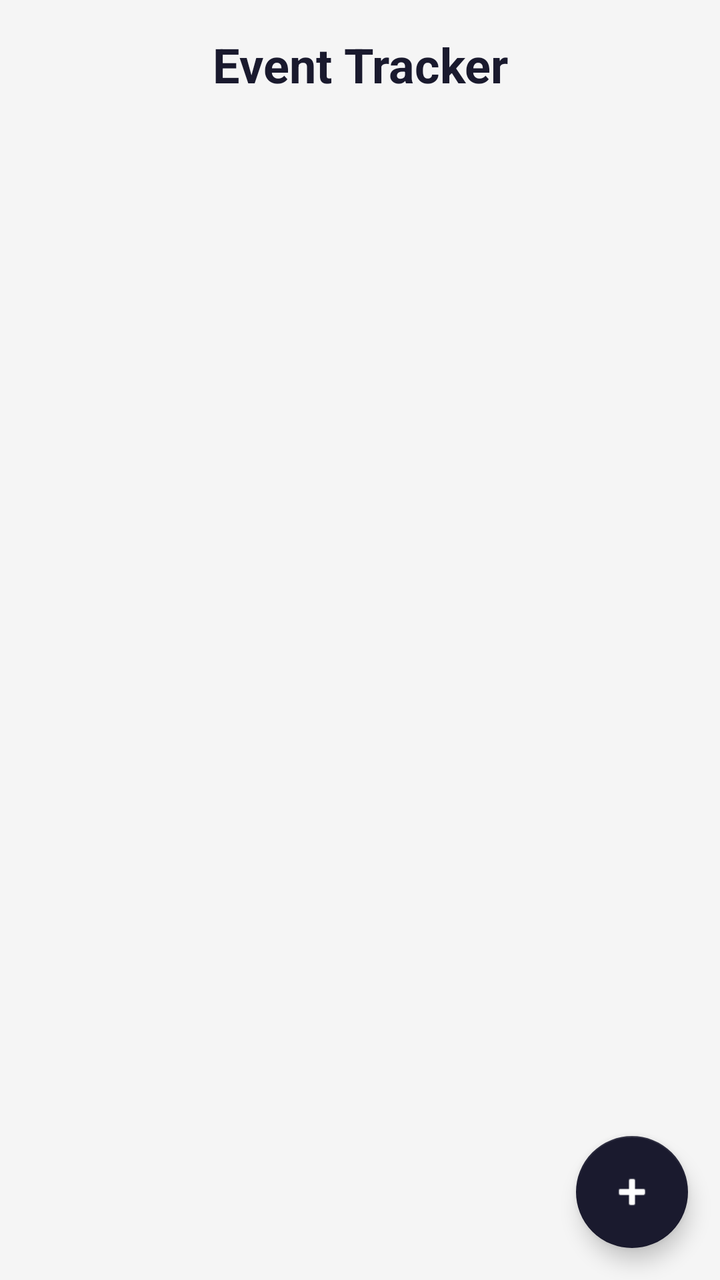
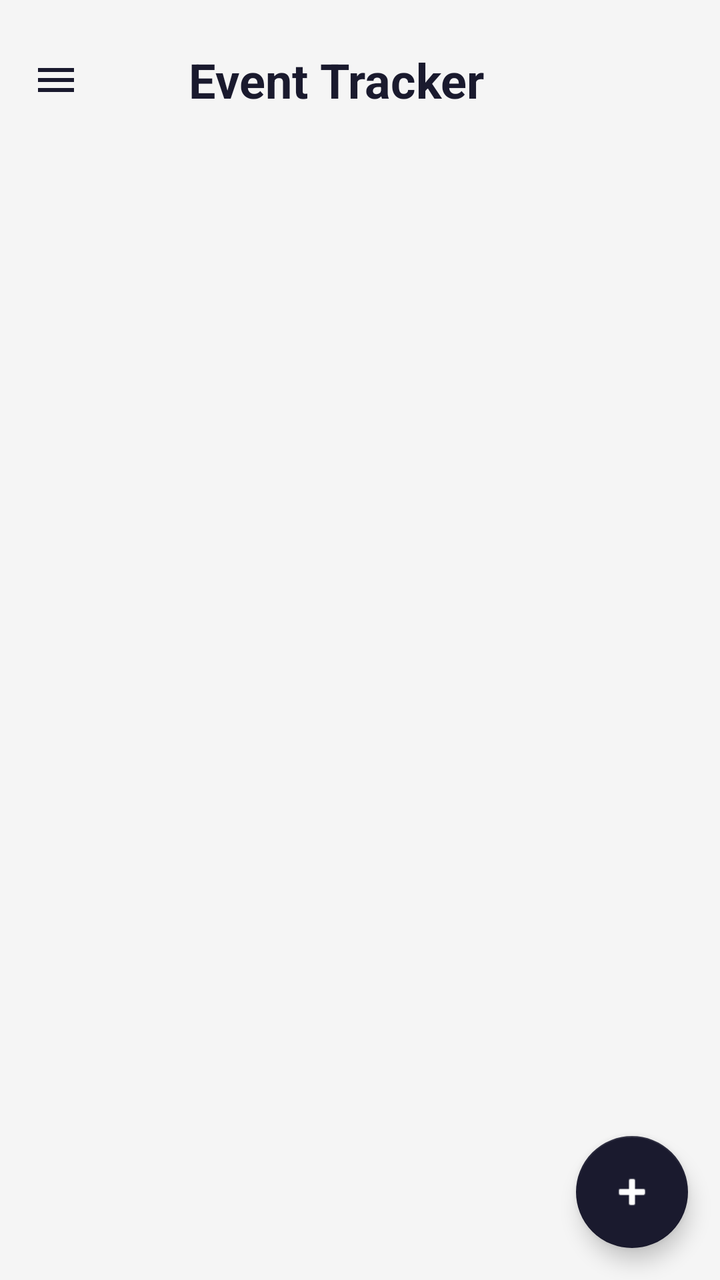

An Android layout rendered at two revisions. The XML below is the earlier revision; the diff shows what the commit changed to produce the second picture.
<!-- AndroidManifest.xml: application theme Theme.MyApplication -->
<!-- res/layout/activity_display.xml -->
<?xml version="1.0" encoding="utf-8"?>
<androidx.coordinatorlayout.widget.CoordinatorLayout
    xmlns:android="http://schemas.android.com/apk/res/android"
    xmlns:app="http://schemas.android.com/apk/res-auto"
    android:layout_width="match_parent"
    android:layout_height="match_parent"
    android:background="?attr/colorPrimary">

    <LinearLayout
        android:layout_width="match_parent"
        android:layout_height="match_parent"
        android:orientation="vertical">

        
        <TextView
            android:layout_width="match_parent"
            android:layout_height="wrap_content"
            android:text="@string/app_name"
            android:gravity="center"
            android:textSize="24sp"
            android:textStyle="bold"
            android:textColor="?android:attr/textColorPrimary"
            android:padding="16dp"/>

        
        <androidx.recyclerview.widget.RecyclerView
            android:id="@+id/recyclerViewEvents"
            android:layout_width="match_parent"
            android:layout_height="match_parent"
            android:padding="8dp"
            android:clipToPadding="false"
            android:nestedScrollingEnabled="true"/>

        
        <LinearLayout
            android:id="@+id/layoutEmptyState"
            android:layout_width="match_parent"
            android:layout_height="match_parent"
            android:orientation="vertical"
            android:gravity="center"
            android:visibility="gone">

            <TextView
                android:layout_width="wrap_content"
                android:layout_height="wrap_content"
                android:text="@string/no_events"
                android:textSize="20sp"
                android:textStyle="bold"
                android:textColor="?android:attr/textColorPrimary"
                android:layout_marginBottom="8dp"/>

            <TextView
                android:layout_width="wrap_content"
                android:layout_height="wrap_content"
                android:text="@string/add_hint"
                android:textSize="14sp"
                android:textColor="?android:attr/textColorSecondary"
                android:gravity="center"/>

        </LinearLayout>

    </LinearLayout>

    
    <com.google.android.material.floatingactionbutton.FloatingActionButton
        android:id="@+id/fabAddEvent"
        android:layout_width="wrap_content"
        android:layout_height="wrap_content"
        android:layout_gravity="bottom|end"
        android:layout_margin="16dp"
        android:contentDescription="@string/add_event"
        app:srcCompat="@android:drawable/ic_input_add"
        app:backgroundTint="?attr/colorSecondary"
        app:tint="?attr/colorOnSecondary"/>

</androidx.coordinatorlayout.widget.CoordinatorLayout>
<!-- resources referenced by this layout -->
<resources>
  <string name="add_event">Add Event</string>
  <string name="add_hint">Add one by clicking the + on the bottom right</string>
  <string name="app_name">Event Tracker</string>
  <string name="no_events">You have no events!</string>
  <style name="Theme.MyApplication" parent="Theme.MaterialComponents.DayNight.NoActionBar">
          <item name="colorPrimary">#F5F5F5</item>
          <item name="colorPrimaryVariant">#FFFFFF</item>
          <item name="colorOnPrimary">#1A1A2E</item>
          <item name="colorSecondary">#1A1A2E</item>
          <item name="colorOnSecondary">#FFFFFF</item>
          <item name="colorError">#D32F2F</item>
          <item name="android:textColorPrimary">#1A1A2E</item>
          <item name="android:textColorSecondary">#666666</item>
          <item name="android:textColorHint">#444444</item>
          <item name="android:windowLightStatusBar">true</item>
          <item name="colorAccent">?attr/colorSecondary</item>
      </style>
</resources>

<!-- the commit's change to res/layout/activity_display.xml (unified diff, before → after) -->
@@ -1,76 +1,117 @@
 <?xml version="1.0" encoding="utf-8"?>
-<androidx.coordinatorlayout.widget.CoordinatorLayout
+<androidx.drawerlayout.widget.DrawerLayout
     xmlns:android="http://schemas.android.com/apk/res/android"
     xmlns:app="http://schemas.android.com/apk/res-auto"
+    android:id="@+id/drawerLayout"
     android:layout_width="match_parent"
     android:layout_height="match_parent"
-    android:background="?attr/colorPrimary">
+    android:fitsSystemWindows="true">
 
-    <LinearLayout
+    
+    <androidx.coordinatorlayout.widget.CoordinatorLayout
         android:layout_width="match_parent"
         android:layout_height="match_parent"
-        android:orientation="vertical">
+        android:background="?attr/colorPrimary">
 
-        
-        <TextView
-            android:layout_width="match_parent"
-            android:layout_height="wrap_content"
-            android:text="@string/app_name"
-            android:gravity="center"
-            android:textSize="24sp"
-            android:textStyle="bold"
-            android:textColor="?android:attr/textColorPrimary"
-            android:padding="16dp"/>
-
-        
-        <androidx.recyclerview.widget.RecyclerView
-            android:id="@+id/recyclerViewEvents"
+        <LinearLayout
             android:layout_width="match_parent"
             android:layout_height="match_parent"
-            android:padding="8dp"
-            android:clipToPadding="false"
-            android:nestedScrollingEnabled="true"/>
+            android:orientation="vertical">
 
-        
-        <LinearLayout
-            android:id="@+id/layoutEmptyState"
-            android:layout_width="match_parent"
-            android:layout_height="match_parent"
-            android:orientation="vertical"
-            android:gravity="center"
-            android:visibility="gone">
+            
+            <LinearLayout
+                android:layout_width="match_parent"
+                android:layout_height="wrap_content"
+                android:orientation="horizontal"
+                android:gravity="center_vertical"
+                android:padding="16dp">
 
-            <TextView
-                android:layout_width="wrap_content"
-                android:layout_height="wrap_content"
-                android:text="@string/no_events"
-                android:textSize="20sp"
-                android:textStyle="bold"
-                android:textColor="?android:attr/textColorPrimary"
-                android:layout_marginBottom="8dp"/>
+                <ImageButton
+                    android:id="@+id/buttonMenu"
+                    android:layout_width="wrap_content"
+                    android:layout_height="wrap_content"
+                    android:src="@drawable/ic_hamburger"
+                    android:background="?attr/selectableItemBackgroundBorderless"
+                    android:contentDescription="@string/menu"
+                    app:tint="?android:attr/textColorPrimary"/>
 
-            <TextView
-                android:layout_width="wrap_content"
-                android:layout_height="wrap_content"
-                android:text="@string/add_hint"
-                android:textSize="14sp"
-                android:textColor="?android:attr/textColorSecondary"
-                android:gravity="center"/>
+                <TextView
+                    android:layout_width="0dp"
+                    android:layout_height="wrap_content"
+                    android:layout_weight="1"
+                    android:text="@string/app_name"
+                    android:textSize="24sp"
+                    android:textStyle="bold"
+                    android:textColor="?android:attr/textColorPrimary"
+                    android:gravity="center"/>
+
+                
+                <View
+                    android:layout_width="48dp"
+                    android:layout_height="48dp"/>
+
+            </LinearLayout>
+
+            
+            <androidx.recyclerview.widget.RecyclerView
+                android:id="@+id/recyclerViewEvents"
+                android:layout_width="match_parent"
+                android:layout_height="match_parent"
+                android:padding="8dp"
+                android:clipToPadding="false"
+                android:nestedScrollingEnabled="true"/>
+
+            
+            <LinearLayout
+                android:id="@+id/layoutEmptyState"
+                android:layout_width="match_parent"
+                android:layout_height="match_parent"
+                android:orientation="vertical"
+                android:gravity="center"
+                android:visibility="gone">
+
+                <TextView
+                    android:layout_width="wrap_content"
+                    android:layout_height="wrap_content"
+                    android:text="@string/no_events"
+                    android:textSize="20sp"
+                    android:textStyle="bold"
+                    android:textColor="?android:attr/textColorPrimary"
+                    android:layout_marginBottom="8dp"/>
+
+                <TextView
+                    android:layout_width="wrap_content"
+                    android:layout_height="wrap_content"
+                    android:text="@string/add_hint"
+                    android:textSize="14sp"
+                    android:textColor="?android:attr/textColorSecondary"
+                    android:gravity="center"/>
+
+            </LinearLayout>
 
         </LinearLayout>
 
-    </LinearLayout>
+        
+        <com.google.android.material.floatingactionbutton.FloatingActionButton
+            android:id="@+id/fabAddEvent"
+            android:layout_width="wrap_content"
+            android:layout_height="wrap_content"
+            android:layout_gravity="bottom|end"
+            android:layout_margin="16dp"
+            android:contentDescription="@string/add_event"
+            app:srcCompat="@android:drawable/ic_input_add"
+            app:backgroundTint="?attr/colorSecondary"
+            app:tint="?attr/colorOnSecondary"/>
+
+    </androidx.coordinatorlayout.widget.CoordinatorLayout>
 
     
-    <com.google.android.material.floatingactionbutton.FloatingActionButton
-        android:id="@+id/fabAddEvent"
+    <com.google.android.material.navigation.NavigationView
+        android:id="@+id/navigationView"
         android:layout_width="wrap_content"
-        android:layout_height="wrap_content"
-        android:layout_gravity="bottom|end"
-        android:layout_margin="16dp"
-        android:contentDescription="@string/add_event"
-        app:srcCompat="@android:drawable/ic_input_add"
-        app:backgroundTint="?attr/colorSecondary"
-        app:tint="?attr/colorOnSecondary"/>
+        android:layout_height="match_parent"
+        android:layout_gravity="start"
+        android:fitsSystemWindows="true"
+        app:menu="@menu/menu_main"/>
 
-</androidx.coordinatorlayout.widget.CoordinatorLayout>
+</androidx.drawerlayout.widget.DrawerLayout>
<!-- resource entries referenced after the edit -->
@@ -1,8 +1,20 @@
 <!-- resources referenced by this layout -->
 <resources>
+  <!-- drawable ic_hamburger (drawable) -->
+  <?xml version="1.0" encoding="utf-8"?>
+  <vector xmlns:android="http://schemas.android.com/apk/res/android"
+      android:width="24dp"
+      android:height="24dp"
+      android:viewportWidth="24"
+      android:viewportHeight="24">
+      <path
+          android:fillColor="?android:attr/textColorPrimary"
+          android:pathData="M3,18h18v-2L3,16v2zM3,13h18v-2L3,11v2zM3,6v2h18L21,6L3,6z"/>
+  </vector>
   <string name="add_event">Add Event</string>
   <string name="add_hint">Add one by clicking the + on the bottom right</string>
   <string name="app_name">Event Tracker</string>
+  <string name="menu">Menu</string>
   <string name="no_events">You have no events!</string>
   <style name="Theme.MyApplication" parent="Theme.MaterialComponents.DayNight.NoActionBar">
           <item name="colorPrimary">#F5F5F5</item>
